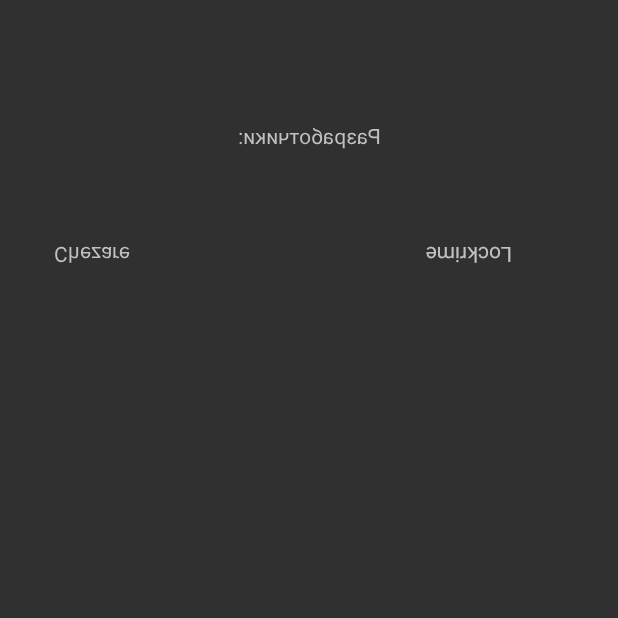
After one commit to Dmity569/SpaceGameBulletHell, an Android app: the CreatorsActivity screen opened directly, with no data from a screen before it, on a phone screen of 412 x 824 dp, the top half of it. The commit adds this screen. Run offline under Robolectric (Android 15) with nearby library versions, the phone set to English and light mode, and no system bars.

Commit message:
creators

```diff
--- a/app/src/main/AndroidManifest.xml
+++ b/app/src/main/AndroidManifest.xml
@@ -30,6 +30,12 @@
             android:screenOrientation="portrait"
             android:exported="true">
         </activity>
+        <activity android:name=".CreatorsActivity"
+            android:configChanges="orientation"
+            android:screenOrientation="portrait"
+            android:exported="true">
+        </activity>
+
 
 <!--        <meta-data-->
 <!--            android:name="preloaded_fonts"-->
--- /dev/null
+++ b/app/src/main/java/com/example/spacegame/CreatorsActivity.java
@@ -0,0 +1,32 @@
+package com.example.spacegame;
+
+import android.media.MediaPlayer;
+import android.os.Bundle;
+import android.view.Window;
+import android.widget.Button;
+
+import androidx.appcompat.app.AppCompatActivity;
+
+public class CreatorsActivity extends AppCompatActivity {
+
+    MediaPlayer mp;
+
+    @Override
+    protected void onCreate(Bundle savedInstanceState) {
+        super.onCreate(savedInstanceState);
+        requestWindowFeature(Window.FEATURE_NO_TITLE);
+        setContentView(R.layout.activity_creators);
+        mp = MediaPlayer.create(this, R.raw.creators_main_frame);
+        mp.setLooping(true);
+        mp.seekTo(0);
+        mp.setVolume(1.0f, 1.0f);
+        mp.start();
+    }
+
+    @Override
+    public void onBackPressed() {
+        super.onBackPressed();
+        mp.stop();
+
+    }
+}
--- /dev/null
+++ b/app/src/main/res/layout/activity_creators.xml
@@ -0,0 +1,48 @@
+<?xml version="1.0" encoding="utf-8"?>
+<androidx.constraintlayout.widget.ConstraintLayout xmlns:android="http://schemas.android.com/apk/res/android"
+    xmlns:app="http://schemas.android.com/apk/res-auto"
+    xmlns:tools="http://schemas.android.com/tools"
+    android:layout_width="match_parent"
+    android:layout_height="match_parent"
+    tools:visibility="invisible">
+
+    <TextView
+        android:id="@+id/textView"
+        android:layout_width="wrap_content"
+        android:layout_height="wrap_content"
+        android:rotationY="181"
+        android:text="Разработчики:"
+        app:layout_constraintBottom_toBottomOf="parent"
+        app:layout_constraintEnd_toEndOf="parent"
+        app:layout_constraintHorizontal_bias="0.500"
+        app:layout_constraintStart_toStartOf="parent"
+        app:layout_constraintTop_toTopOf="parent"
+        app:layout_constraintVertical_bias="0.100" />
+
+    <TextView
+        android:id="@+id/textView3"
+        android:layout_width="wrap_content"
+        android:layout_height="wrap_content"
+        android:rotationX="-180"
+        android:text="Chezare"
+        app:layout_constraintBottom_toBottomOf="parent"
+        app:layout_constraintEnd_toEndOf="parent"
+        app:layout_constraintHorizontal_bias="0.100"
+        app:layout_constraintStart_toStartOf="parent"
+        app:layout_constraintTop_toTopOf="parent"
+        app:layout_constraintVertical_bias="0.200" />
+
+    <TextView
+        android:id="@+id/textView4"
+        android:layout_width="wrap_content"
+        android:layout_height="wrap_content"
+        android:rotation="-180"
+        android:text="Lockrime"
+        app:layout_constraintBottom_toBottomOf="parent"
+        app:layout_constraintEnd_toEndOf="parent"
+        app:layout_constraintHorizontal_bias="0.800"
+        app:layout_constraintStart_toStartOf="parent"
+        app:layout_constraintTop_toTopOf="parent"
+        app:layout_constraintVertical_bias="0.200" />
+
+</androidx.constraintlayout.widget.ConstraintLayout>
```
Also changed, not shown: app/src/main/java/com/example/spacegame/MenuActivity.java (+11 -0 lines), app/src/main/res/layout/activity_settings.xml (added, +33 -0 lines), 1 other file.
